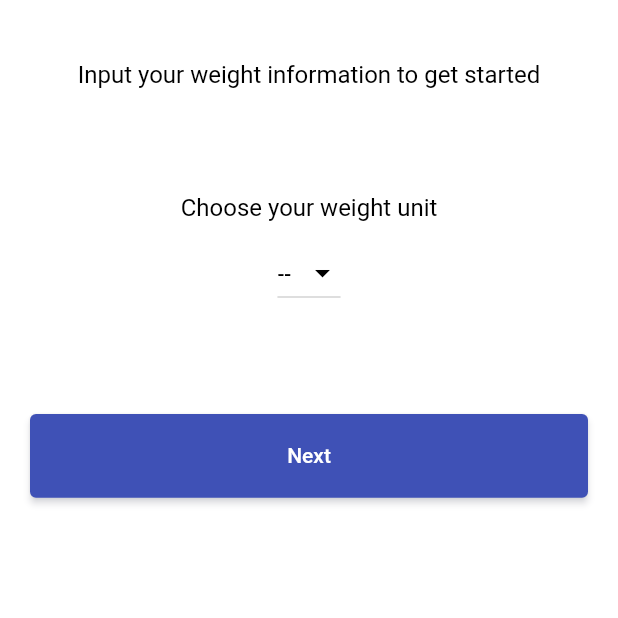
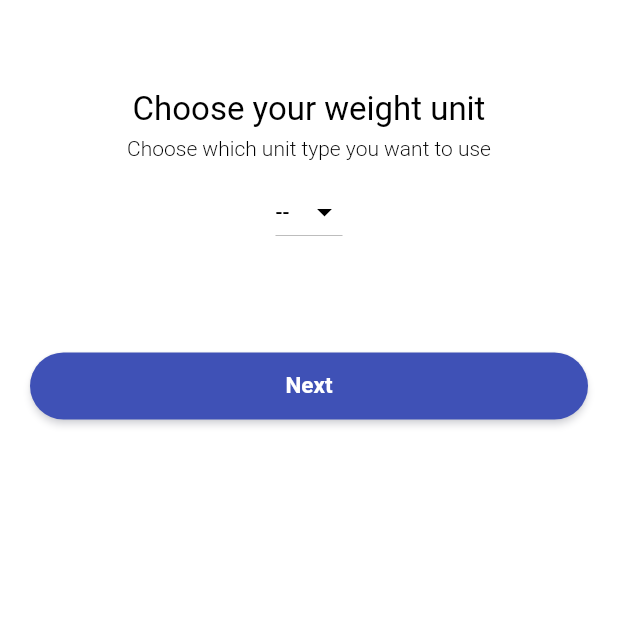
Before and after one commit to Ashhas/Weighty, a Flutter app: the screen it shows after launch, after a tap on "Get Started", on a phone screen of 412 x 824 dp, the top half of it. Run offline on Flutter 3.47's test engine with Material 2 defaults, Android fonts, the phone set to English and light mode, and no system bars; our stand-ins replace bloc, equatable, fl_chart, flutter_bloc, hive, hive_flutter and 7 more; missing offline and left inert: excel; accounts and stored records are empty; generated files the repository leaves out were written again.

Commit message:
+ New OnBoarding UI

```diff
--- a/lib/ui/on_boarding/on_boarding_entry_screen.dart
+++ b/lib/ui/on_boarding/on_boarding_entry_screen.dart
@@ -1,6 +1,5 @@
 import 'package:flutter/material.dart';
 import 'package:page_transition/page_transition.dart';
-import 'package:weighty/ui/on_boarding/on_boarding_start_weight_screen.dart';
 import 'package:weighty/ui/on_boarding/on_boarding_weight_unit_screen.dart';
 
 class OnBoardingEntryScreen extends StatefulWidget {
@@ -25,13 +24,13 @@ class _OnBoardingEntryScreenState extends State<OnBoardingEntryScreen> {
                 mainAxisAlignment: MainAxisAlignment.start,
                 children: <Widget>[
                   SizedBox(
-                    height: 70.0,
+                    height: 90.0,
                   ),
                   Column(
                     children: [
                       Container(
-                        height: MediaQuery.of(context).size.width * 0.2,
-                        width: MediaQuery.of(context).size.height * 0.2,
+                        height: MediaQuery.of(context).size.width * 0.25,
+                        width: MediaQuery.of(context).size.height * 0.25,
                         child: Image(
                           image: AssetImage(
                             "assets/weighty_logo_lightblue.png",
@@ -39,29 +38,27 @@ class _OnBoardingEntryScreenState extends State<OnBoardingEntryScreen> {
                         ),
                       ),
                       SizedBox(
-                        height: 15.0,
+                        height: 100.0,
                       ),
                       Text(
                         "Weighty",
                         style: TextStyle(
-                            fontSize: 30.5,
-                            fontWeight: FontWeight.w700,
-                            color: Colors.black),
+                          fontSize: 24,
+                          fontWeight: FontWeight.w500,
+                          color: Colors.black,
+                        ),
                       ),
                     ],
                   ),
                   SizedBox(
-                    height: 120.0,
+                    height: 30.0,
                   ),
                   Center(
                     child: Padding(
                       padding: EdgeInsets.symmetric(horizontal: 40.0),
                       child: Text(
                         "Your personal weight tracker and management app!",
-                        style: TextStyle(
-                            fontSize: 15.5,
-                            fontWeight: FontWeight.w400,
-                            color: Colors.black),
+                        style: Theme.of(context).primaryTextTheme.bodyText2,
                         textAlign: TextAlign.center,
                       ),
                     ),
@@ -70,9 +67,9 @@ class _OnBoardingEntryScreenState extends State<OnBoardingEntryScreen> {
               ),
               Container(
                 alignment: AlignmentDirectional.bottomCenter,
-                margin: EdgeInsets.only(bottom: 20.0),
-                child: ConstrainedBox(
-                  constraints: BoxConstraints.tightFor(width: 350, height: 50),
+                margin: EdgeInsets.only(bottom: 35.0),
+                child: AspectRatio(
+                  aspectRatio: 20 / 2.4,
                   child: ElevatedButton(
                     onPressed: () {
                       Navigator.push(
@@ -86,14 +83,14 @@ class _OnBoardingEntryScreenState extends State<OnBoardingEntryScreen> {
                     },
                     child: Text(
                       "Get Started",
-                      style: TextStyle(
-                          fontSize: 17,
-                          fontWeight: FontWeight.w600,
-                          color: Colors.white),
+                      style: Theme.of(context).primaryTextTheme.subtitle1,
                     ),
                     style: ElevatedButton.styleFrom(
                       primary: Theme.of(context).accentColor,
                       onPrimary: Colors.white,
+                      shape: RoundedRectangleBorder(
+                        borderRadius: BorderRadius.circular(30.0),
+                      ),
                     ),
                   ),
                 ),
--- a/lib/ui/on_boarding/on_boarding_weight_unit_screen.dart
+++ b/lib/ui/on_boarding/on_boarding_weight_unit_screen.dart
@@ -30,22 +30,26 @@ class _OnBoardingUnitScreenState extends State<OnBoardingUnitScreen> {
             mainAxisAlignment: MainAxisAlignment.start,
             crossAxisAlignment: CrossAxisAlignment.center,
             children: <Widget>[
-              SizedBox(height: 40),
-              Center(
-                child: Text(
-                  "Input your weight information to get started",
-                  style: Theme.of(context).primaryTextTheme.bodyText2,
-                ),
-              ),
-              SizedBox(
-                height: 70,
-              ),
+              SizedBox(height: 60),
               Column(
                 crossAxisAlignment: CrossAxisAlignment.center,
                 children: [
                   Text(
                     "Choose your weight unit",
-                    style: Theme.of(context).primaryTextTheme.bodyText2,
+                    style: TextStyle(
+                      fontSize: 22,
+                      fontWeight: FontWeight.w400,
+                      color: Colors.black,
+                    ),
+                  ),
+                  SizedBox(height: 5),
+                  Text(
+                    "Choose which unit type you want to use",
+                    style: TextStyle(
+                      fontSize: 14,
+                      fontWeight: FontWeight.w300,
+                      color: Colors.black,
+                    ),
                   ),
                   SizedBox(height: 5),
                   _feedbackMessageWidgets(),
@@ -54,7 +58,7 @@ class _OnBoardingUnitScreenState extends State<OnBoardingUnitScreen> {
                     focusColor: Colors.white,
                     dropdownColor: Colors.white,
                     value: _chosenValue,
-                    style: TextStyle(color: Colors.white),
+                    style: TextStyle(fontSize: 16, color: Colors.white),
                     iconEnabledColor: Colors.black,
                     items: <String>[
                       'KG',
@@ -85,7 +89,7 @@ class _OnBoardingUnitScreenState extends State<OnBoardingUnitScreen> {
               ),
               SizedBox(height: 70),
               AspectRatio(
-                aspectRatio: 20 / 3,
+                aspectRatio: 20 / 2.4,
                 child: ElevatedButton(
                   onPressed: () {
                     if (_chosenValue != null) {
@@ -108,11 +112,14 @@ class _OnBoardingUnitScreenState extends State<OnBoardingUnitScreen> {
                   },
                   child: Text(
                     "Next",
-                    style: TextStyle(color: Colors.white),
+                    style: Theme.of(context).primaryTextTheme.subtitle1,
                   ),
                   style: ElevatedButton.styleFrom(
                     primary: Theme.of(context).accentColor,
                     onPrimary: Colors.white,
+                    shape: RoundedRectangleBorder(
+                      borderRadius: BorderRadius.circular(30.0),
+                    ),
                   ),
                 ),
               ),
```
Also changed, not shown: lib/ui/on_boarding/on_boarding_goal_screen.dart (+22 -19 lines), lib/ui/on_boarding/on_boarding_start_weight_screen.dart (+22 -18 lines).
